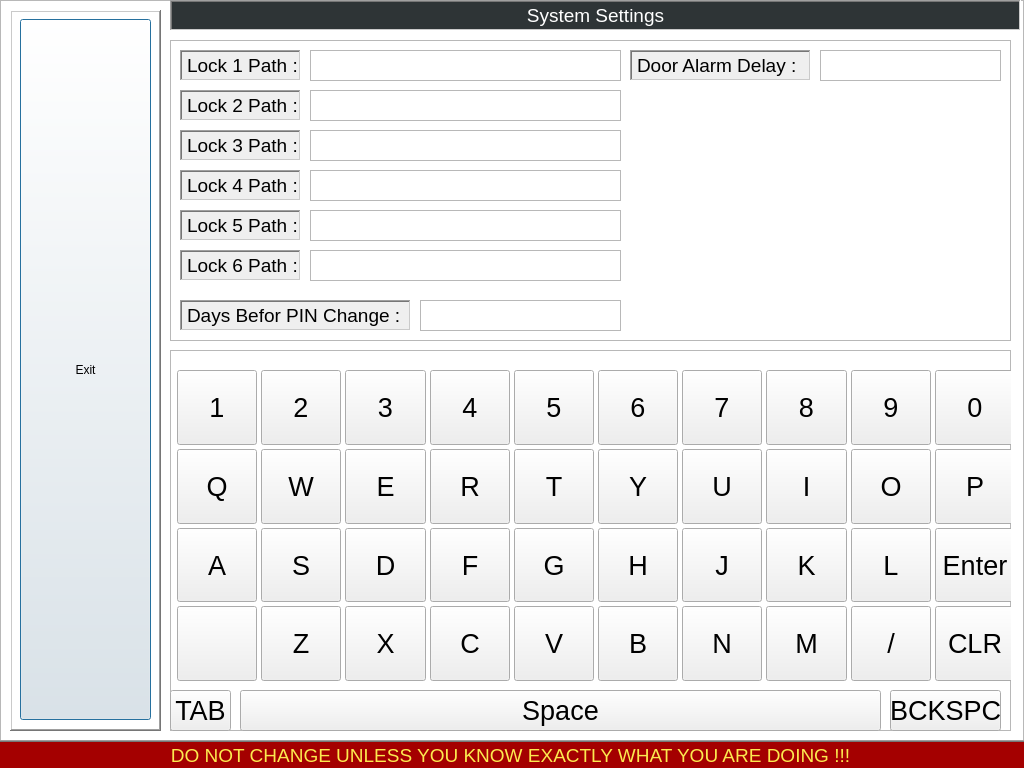
swodaemkram/aces, file settings.ui: the form before one commit.
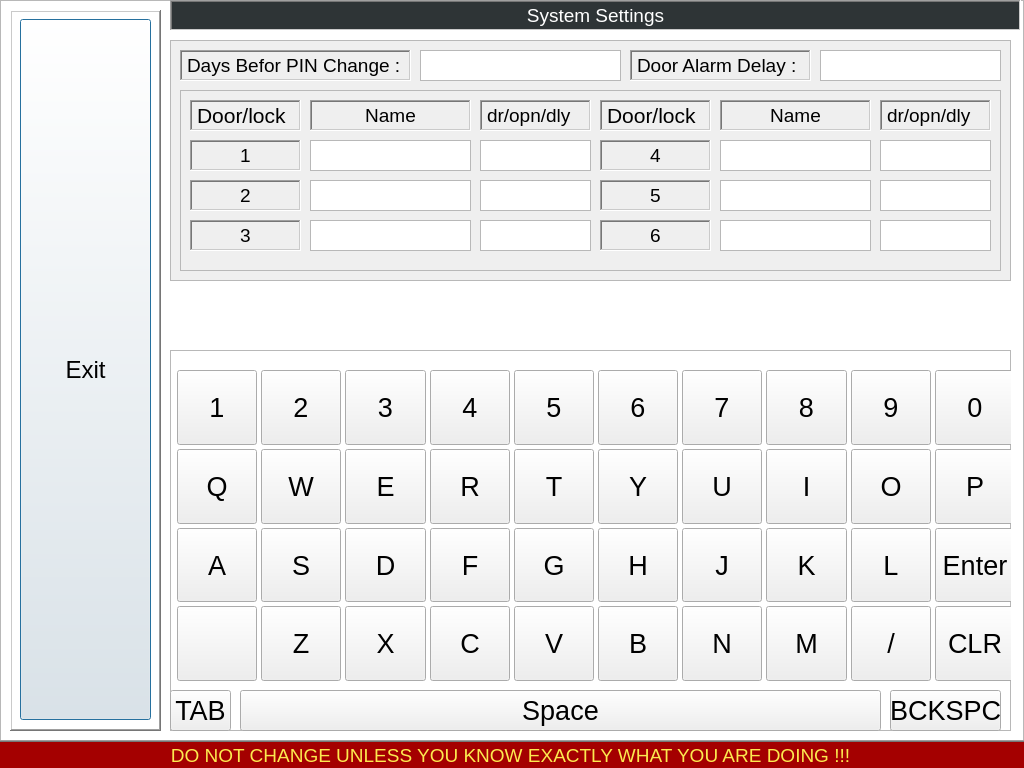
The form after the commit.

```diff
--- a/settings.ui
+++ b/settings.ui
@@ -445,6 +445,11 @@
          <verstretch>0</verstretch>
         </sizepolicy>
        </property>
+       <property name="font">
+        <font>
+         <pointsize>18</pointsize>
+        </font>
+       </property>
        <property name="text">
         <string>Exit</string>
        </property>
@@ -459,308 +464,23 @@
      <x>170</x>
      <y>40</y>
      <width>841</width>
-     <height>301</height>
+     <height>241</height>
     </rect>
    </property>
+   <property name="autoFillBackground">
+    <bool>true</bool>
+   </property>
    <property name="frameShape">
     <enum>QFrame::StyledPanel</enum>
    </property>
    <property name="frameShadow">
     <enum>QFrame::Raised</enum>
    </property>
-   <widget class="QLabel" name="label_3">
-    <property name="geometry">
-     <rect>
-      <x>10</x>
-      <y>10</y>
-      <width>121</width>
-      <height>31</height>
-     </rect>
-    </property>
-    <property name="font">
-     <font>
-      <pointsize>14</pointsize>
-     </font>
-    </property>
-    <property name="autoFillBackground">
-     <bool>true</bool>
-    </property>
-    <property name="frameShape">
-     <enum>QFrame::WinPanel</enum>
-    </property>
-    <property name="frameShadow">
-     <enum>QFrame::Sunken</enum>
-    </property>
-    <property name="text">
-     <string>Lock 1 Path :</string>
-    </property>
-   </widget>
-   <widget class="QLabel" name="label_4">
-    <property name="geometry">
-     <rect>
-      <x>10</x>
-      <y>50</y>
-      <width>121</width>
-      <height>31</height>
-     </rect>
-    </property>
-    <property name="font">
-     <font>
-      <pointsize>14</pointsize>
-     </font>
-    </property>
-    <property name="autoFillBackground">
-     <bool>true</bool>
-    </property>
-    <property name="frameShape">
-     <enum>QFrame::WinPanel</enum>
-    </property>
-    <property name="frameShadow">
-     <enum>QFrame::Sunken</enum>
-    </property>
-    <property name="text">
-     <string>Lock 2 Path :</string>
-    </property>
-   </widget>
-   <widget class="QLabel" name="label_5">
-    <property name="geometry">
-     <rect>
-      <x>10</x>
-      <y>90</y>
-      <width>121</width>
-      <height>31</height>
-     </rect>
-    </property>
-    <property name="font">
-     <font>
-      <pointsize>14</pointsize>
-     </font>
-    </property>
-    <property name="autoFillBackground">
-     <bool>true</bool>
-    </property>
-    <property name="frameShape">
-     <enum>QFrame::WinPanel</enum>
-    </property>
-    <property name="frameShadow">
-     <enum>QFrame::Sunken</enum>
-    </property>
-    <property name="text">
-     <string>Lock 3 Path :</string>
-    </property>
-   </widget>
-   <widget class="QLabel" name="label_6">
-    <property name="geometry">
-     <rect>
-      <x>10</x>
-      <y>130</y>
-      <width>121</width>
-      <height>31</height>
-     </rect>
-    </property>
-    <property name="font">
-     <font>
-      <pointsize>14</pointsize>
-     </font>
-    </property>
-    <property name="autoFillBackground">
-     <bool>true</bool>
-    </property>
-    <property name="frameShape">
-     <enum>QFrame::WinPanel</enum>
-    </property>
-    <property name="frameShadow">
-     <enum>QFrame::Sunken</enum>
-    </property>
-    <property name="text">
-     <string>Lock 4 Path :</string>
-    </property>
-   </widget>
-   <widget class="QLabel" name="label_7">
-    <property name="geometry">
-     <rect>
-      <x>10</x>
-      <y>170</y>
-      <width>121</width>
-      <height>31</height>
-     </rect>
-    </property>
-    <property name="font">
-     <font>
-      <pointsize>14</pointsize>
-     </font>
-    </property>
-    <property name="autoFillBackground">
-     <bool>true</bool>
-    </property>
-    <property name="frameShape">
-     <enum>QFrame::WinPanel</enum>
-    </property>
-    <property name="frameShadow">
-     <enum>QFrame::Sunken</enum>
-    </property>
-    <property name="text">
-     <string>Lock 5 Path :</string>
-    </property>
-   </widget>
-   <widget class="QLabel" name="label_8">
-    <property name="geometry">
-     <rect>
-      <x>10</x>
-      <y>210</y>
-      <width>121</width>
-      <height>31</height>
-     </rect>
-    </property>
-    <property name="font">
-     <font>
-      <pointsize>14</pointsize>
-     </font>
-    </property>
-    <property name="autoFillBackground">
-     <bool>true</bool>
-    </property>
-    <property name="frameShape">
-     <enum>QFrame::WinPanel</enum>
-    </property>
-    <property name="frameShadow">
-     <enum>QFrame::Sunken</enum>
-    </property>
-    <property name="text">
-     <string>Lock 6 Path :</string>
-    </property>
-   </widget>
-   <widget class="QPlainTextEdit" name="plainTextEdit">
-    <property name="geometry">
-     <rect>
-      <x>140</x>
-      <y>10</y>
-      <width>311</width>
-      <height>31</height>
-     </rect>
-    </property>
-    <property name="font">
-     <font>
-      <pointsize>13</pointsize>
-     </font>
-    </property>
-    <property name="verticalScrollBarPolicy">
-     <enum>Qt::ScrollBarAlwaysOff</enum>
-    </property>
-    <property name="horizontalScrollBarPolicy">
-     <enum>Qt::ScrollBarAlwaysOff</enum>
-    </property>
-   </widget>
-   <widget class="QPlainTextEdit" name="plainTextEdit_2">
-    <property name="geometry">
-     <rect>
-      <x>140</x>
-      <y>50</y>
-      <width>311</width>
-      <height>31</height>
-     </rect>
-    </property>
-    <property name="font">
-     <font>
-      <pointsize>13</pointsize>
-     </font>
-    </property>
-    <property name="verticalScrollBarPolicy">
-     <enum>Qt::ScrollBarAlwaysOff</enum>
-    </property>
-    <property name="horizontalScrollBarPolicy">
-     <enum>Qt::ScrollBarAlwaysOff</enum>
-    </property>
-   </widget>
-   <widget class="QPlainTextEdit" name="plainTextEdit_3">
-    <property name="geometry">
-     <rect>
-      <x>140</x>
-      <y>90</y>
-      <width>311</width>
-      <height>31</height>
-     </rect>
-    </property>
-    <property name="font">
-     <font>
-      <pointsize>13</pointsize>
-     </font>
-    </property>
-    <property name="verticalScrollBarPolicy">
-     <enum>Qt::ScrollBarAlwaysOff</enum>
-    </property>
-    <property name="horizontalScrollBarPolicy">
-     <enum>Qt::ScrollBarAlwaysOff</enum>
-    </property>
-   </widget>
-   <widget class="QPlainTextEdit" name="plainTextEdit_4">
-    <property name="geometry">
-     <rect>
-      <x>140</x>
-      <y>130</y>
-      <width>311</width>
-      <height>31</height>
-     </rect>
-    </property>
-    <property name="font">
-     <font>
-      <pointsize>13</pointsize>
-     </font>
-    </property>
-    <property name="verticalScrollBarPolicy">
-     <enum>Qt::ScrollBarAlwaysOff</enum>
-    </property>
-    <property name="horizontalScrollBarPolicy">
-     <enum>Qt::ScrollBarAlwaysOff</enum>
-    </property>
-   </widget>
-   <widget class="QPlainTextEdit" name="plainTextEdit_5">
-    <property name="geometry">
-     <rect>
-      <x>140</x>
-      <y>170</y>
-      <width>311</width>
-      <height>31</height>
-     </rect>
-    </property>
-    <property name="font">
-     <font>
-      <pointsize>13</pointsize>
-     </font>
-    </property>
-    <property name="verticalScrollBarPolicy">
-     <enum>Qt::ScrollBarAlwaysOff</enum>
-    </property>
-    <property name="horizontalScrollBarPolicy">
-     <enum>Qt::ScrollBarAlwaysOff</enum>
-    </property>
-   </widget>
-   <widget class="QPlainTextEdit" name="plainTextEdit_6">
-    <property name="geometry">
-     <rect>
-      <x>140</x>
-      <y>210</y>
-      <width>311</width>
-      <height>31</height>
-     </rect>
-    </property>
-    <property name="font">
-     <font>
-      <pointsize>13</pointsize>
-     </font>
-    </property>
-    <property name="verticalScrollBarPolicy">
-     <enum>Qt::ScrollBarAlwaysOff</enum>
-    </property>
-    <property name="horizontalScrollBarPolicy">
-     <enum>Qt::ScrollBarAlwaysOff</enum>
-    </property>
-   </widget>
    <widget class="QLabel" name="label_9">
     <property name="geometry">
      <rect>
       <x>10</x>
-      <y>260</y>
+      <y>10</y>
       <width>231</width>
       <height>31</height>
      </rect>
@@ -787,7 +507,7 @@
     <property name="geometry">
      <rect>
       <x>250</x>
-      <y>260</y>
+      <y>10</y>
       <width>201</width>
       <height>31</height>
      </rect>
@@ -842,6 +562,622 @@
      <enum>Qt::ScrollBarAlwaysOff</enum>
     </property>
    </widget>
+   <widget class="QFrame" name="frame_3">
+    <property name="geometry">
+     <rect>
+      <x>10</x>
+      <y>50</y>
+      <width>821</width>
+      <height>181</height>
+     </rect>
+    </property>
+    <property name="frameShape">
+     <enum>QFrame::StyledPanel</enum>
+    </property>
+    <property name="frameShadow">
+     <enum>QFrame::Raised</enum>
+    </property>
+    <widget class="QLabel" name="label_3">
+     <property name="geometry">
+      <rect>
+       <x>10</x>
+       <y>10</y>
+       <width>111</width>
+       <height>31</height>
+      </rect>
+     </property>
+     <property name="font">
+      <font>
+       <pointsize>16</pointsize>
+      </font>
+     </property>
+     <property name="autoFillBackground">
+      <bool>true</bool>
+     </property>
+     <property name="frameShape">
+      <enum>QFrame::WinPanel</enum>
+     </property>
+     <property name="frameShadow">
+      <enum>QFrame::Sunken</enum>
+     </property>
+     <property name="text">
+      <string>Door/lock</string>
+     </property>
+    </widget>
+    <widget class="QLabel" name="label_4">
+     <property name="geometry">
+      <rect>
+       <x>10</x>
+       <y>50</y>
+       <width>111</width>
+       <height>31</height>
+      </rect>
+     </property>
+     <property name="font">
+      <font>
+       <pointsize>14</pointsize>
+      </font>
+     </property>
+     <property name="autoFillBackground">
+      <bool>true</bool>
+     </property>
+     <property name="frameShape">
+      <enum>QFrame::WinPanel</enum>
+     </property>
+     <property name="frameShadow">
+      <enum>QFrame::Sunken</enum>
+     </property>
+     <property name="text">
+      <string>1</string>
+     </property>
+     <property name="alignment">
+      <set>Qt::AlignCenter</set>
+     </property>
+    </widget>
+    <widget class="QLabel" name="label_5">
+     <property name="geometry">
+      <rect>
+       <x>130</x>
+       <y>10</y>
+       <width>161</width>
+       <height>31</height>
+      </rect>
+     </property>
+     <property name="font">
+      <font>
+       <pointsize>14</pointsize>
+      </font>
+     </property>
+     <property name="autoFillBackground">
+      <bool>true</bool>
+     </property>
+     <property name="frameShape">
+      <enum>QFrame::WinPanel</enum>
+     </property>
+     <property name="frameShadow">
+      <enum>QFrame::Sunken</enum>
+     </property>
+     <property name="text">
+      <string>Name</string>
+     </property>
+     <property name="alignment">
+      <set>Qt::AlignCenter</set>
+     </property>
+    </widget>
+    <widget class="QPlainTextEdit" name="plainTextEdit">
+     <property name="geometry">
+      <rect>
+       <x>130</x>
+       <y>50</y>
+       <width>161</width>
+       <height>31</height>
+      </rect>
+     </property>
+     <property name="font">
+      <font>
+       <pointsize>14</pointsize>
+      </font>
+     </property>
+     <property name="verticalScrollBarPolicy">
+      <enum>Qt::ScrollBarAlwaysOff</enum>
+     </property>
+     <property name="horizontalScrollBarPolicy">
+      <enum>Qt::ScrollBarAlwaysOff</enum>
+     </property>
+    </widget>
+    <widget class="QLabel" name="label_6">
+     <property name="geometry">
+      <rect>
+       <x>300</x>
+       <y>10</y>
+       <width>111</width>
+       <height>31</height>
+      </rect>
+     </property>
+     <property name="font">
+      <font>
+       <pointsize>14</pointsize>
+      </font>
+     </property>
+     <property name="autoFillBackground">
+      <bool>true</bool>
+     </property>
+     <property name="frameShape">
+      <enum>QFrame::WinPanel</enum>
+     </property>
+     <property name="frameShadow">
+      <enum>QFrame::Sunken</enum>
+     </property>
+     <property name="text">
+      <string>dr/opn/dly</string>
+     </property>
+    </widget>
+    <widget class="QTextEdit" name="textEdit">
+     <property name="geometry">
+      <rect>
+       <x>300</x>
+       <y>50</y>
+       <width>111</width>
+       <height>31</height>
+      </rect>
+     </property>
+     <property name="font">
+      <font>
+       <pointsize>14</pointsize>
+      </font>
+     </property>
+     <property name="verticalScrollBarPolicy">
+      <enum>Qt::ScrollBarAlwaysOff</enum>
+     </property>
+     <property name="horizontalScrollBarPolicy">
+      <enum>Qt::ScrollBarAlwaysOff</enum>
+     </property>
+    </widget>
+    <widget class="QLabel" name="label_7">
+     <property name="geometry">
+      <rect>
+       <x>10</x>
+       <y>90</y>
+       <width>111</width>
+       <height>31</height>
+      </rect>
+     </property>
+     <property name="font">
+      <font>
+       <pointsize>14</pointsize>
+      </font>
+     </property>
+     <property name="autoFillBackground">
+      <bool>true</bool>
+     </property>
+     <property name="frameShape">
+      <enum>QFrame::WinPanel</enum>
+     </property>
+     <property name="frameShadow">
+      <enum>QFrame::Sunken</enum>
+     </property>
+     <property name="text">
+      <string>2</string>
+     </property>
+     <property name="alignment">
+      <set>Qt::AlignCenter</set>
+     </property>
+    </widget>
+    <widget class="QLabel" name="label_8">
+     <property name="geometry">
+      <rect>
+       <x>10</x>
+       <y>130</y>
+       <width>111</width>
+       <height>31</height>
+      </rect>
+     </property>
+     <property name="font">
+      <font>
+       <pointsize>14</pointsize>
+      </font>
+     </property>
+     <property name="autoFillBackground">
+      <bool>true</bool>
+     </property>
+     <property name="frameShape">
+      <enum>QFrame::WinPanel</enum>
+     </property>
+     <property name="frameShadow">
+      <enum>QFrame::Sunken</enum>
+     </property>
+     <property name="text">
+      <string>3</string>
+     </property>
+     <property name="alignment">
+      <set>Qt::AlignCenter</set>
+     </property>
+    </widget>
+    <widget class="QLabel" name="label_11">
+     <property name="geometry">
+      <rect>
+       <x>420</x>
+       <y>50</y>
+       <width>111</width>
+       <height>31</height>
+      </rect>
+     </property>
+     <property name="font">
+      <font>
+       <pointsize>14</pointsize>
+      </font>
+     </property>
+     <property name="autoFillBackground">
+      <bool>true</bool>
+     </property>
+     <property name="frameShape">
+      <enum>QFrame::WinPanel</enum>
+     </property>
+     <property name="frameShadow">
+      <enum>QFrame::Sunken</enum>
+     </property>
+     <property name="text">
+      <string>4</string>
+     </property>
+     <property name="alignment">
+      <set>Qt::AlignCenter</set>
+     </property>
+    </widget>
+    <widget class="QLabel" name="label_12">
+     <property name="geometry">
+      <rect>
+       <x>420</x>
+       <y>90</y>
+       <width>111</width>
+       <height>31</height>
+      </rect>
+     </property>
+     <property name="font">
+      <font>
+       <pointsize>14</pointsize>
+      </font>
+     </property>
+     <property name="autoFillBackground">
+      <bool>true</bool>
+     </property>
+     <property name="frameShape">
+      <enum>QFrame::WinPanel</enum>
+     </property>
+     <property name="frameShadow">
+      <enum>QFrame::Sunken</enum>
+     </property>
+     <property name="text">
+      <string>5</string>
+     </property>
+     <property name="alignment">
+      <set>Qt::AlignCenter</set>
+     </property>
+    </widget>
+    <widget class="QLabel" name="label_13">
+     <property name="geometry">
+      <rect>
+       <x>420</x>
+       <y>130</y>
+       <width>111</width>
+       <height>31</height>
+      </rect>
+     </property>
+     <property name="font">
+      <font>
+       <pointsize>14</pointsize>
+      </font>
+     </property>
+     <property name="autoFillBackground">
+      <bool>true</bool>
+     </property>
+     <property name="frameShape">
+      <enum>QFrame::WinPanel</enum>
+     </property>
+     <property name="frameShadow">
+      <enum>QFrame::Sunken</enum>
+     </property>
+     <property name="text">
+      <string>6</string>
+     </property>
+     <property name="alignment">
+      <set>Qt::AlignCenter</set>
+     </property>
+    </widget>
+    <widget class="QLabel" name="label_14">
+     <property name="geometry">
+      <rect>
+       <x>420</x>
+       <y>10</y>
+       <width>111</width>
+       <height>31</height>
+      </rect>
+     </property>
+     <property name="font">
+      <font>
+       <pointsize>16</pointsize>
+      </font>
+     </property>
+     <property name="autoFillBackground">
+      <bool>true</bool>
+     </property>
+     <property name="frameShape">
+      <enum>QFrame::WinPanel</enum>
+     </property>
+     <property name="frameShadow">
+      <enum>QFrame::Sunken</enum>
+     </property>
+     <property name="text">
+      <string>Door/lock</string>
+     </property>
+    </widget>
+    <widget class="QLabel" name="label_15">
+     <property name="geometry">
+      <rect>
+       <x>540</x>
+       <y>10</y>
+       <width>151</width>
+       <height>31</height>
+      </rect>
+     </property>
+     <property name="font">
+      <font>
+       <pointsize>14</pointsize>
+      </font>
+     </property>
+     <property name="autoFillBackground">
+      <bool>true</bool>
+     </property>
+     <property name="frameShape">
+      <enum>QFrame::WinPanel</enum>
+     </property>
+     <property name="frameShadow">
+      <enum>QFrame::Sunken</enum>
+     </property>
+     <property name="text">
+      <string>Name</string>
+     </property>
+     <property name="alignment">
+      <set>Qt::AlignCenter</set>
+     </property>
+    </widget>
+    <widget class="QLabel" name="label_16">
+     <property name="geometry">
+      <rect>
+       <x>700</x>
+       <y>10</y>
+       <width>111</width>
+       <height>31</height>
+      </rect>
+     </property>
+     <property name="font">
+      <font>
+       <pointsize>14</pointsize>
+      </font>
+     </property>
+     <property name="autoFillBackground">
+      <bool>true</bool>
+     </property>
+     <property name="frameShape">
+      <enum>QFrame::WinPanel</enum>
+     </property>
+     <property name="frameShadow">
+      <enum>QFrame::Sunken</enum>
+     </property>
+     <property name="text">
+      <string>dr/opn/dly</string>
+     </property>
+    </widget>
+    <widget class="QPlainTextEdit" name="plainTextEdit_2">
+     <property name="geometry">
+      <rect>
+       <x>130</x>
+       <y>90</y>
+       <width>161</width>
+       <height>31</height>
+      </rect>
+     </property>
+     <property name="font">
+      <font>
+       <pointsize>14</pointsize>
+      </font>
+     </property>
+     <property name="verticalScrollBarPolicy">
+      <enum>Qt::ScrollBarAlwaysOff</enum>
+     </property>
+     <property name="horizontalScrollBarPolicy">
+      <enum>Qt::ScrollBarAlwaysOff</enum>
+     </property>
+    </widget>
+    <widget class="QPlainTextEdit" name="plainTextEdit_3">
+     <property name="geometry">
+      <rect>
+       <x>130</x>
+       <y>130</y>
+       <width>161</width>
+       <height>31</height>
+      </rect>
+     </property>
+     <property name="font">
+      <font>
+       <pointsize>14</pointsize>
+      </font>
+     </property>
+     <property name="verticalScrollBarPolicy">
+      <enum>Qt::ScrollBarAlwaysOff</enum>
+     </property>
+     <property name="horizontalScrollBarPolicy">
+      <enum>Qt::ScrollBarAlwaysOff</enum>
+     </property>
+    </widget>
+    <widget class="QPlainTextEdit" name="plainTextEdit_4">
+     <property name="geometry">
+      <rect>
+       <x>540</x>
+       <y>50</y>
+       <width>151</width>
+       <height>31</height>
+      </rect>
+     </property>
+     <property name="font">
+      <font>
+       <pointsize>14</pointsize>
+      </font>
+     </property>
+     <property name="verticalScrollBarPolicy">
+      <enum>Qt::ScrollBarAlwaysOff</enum>
+     </property>
+     <property name="horizontalScrollBarPolicy">
+      <enum>Qt::ScrollBarAlwaysOff</enum>
+     </property>
+    </widget>
+    <widget class="QPlainTextEdit" name="plainTextEdit_5">
+     <property name="geometry">
+      <rect>
+       <x>540</x>
+       <y>90</y>
+       <width>151</width>
+       <height>31</height>
+      </rect>
+     </property>
+     <property name="font">
+      <font>
+       <pointsize>14</pointsize>
+      </font>
+     </property>
+     <property name="verticalScrollBarPolicy">
+      <enum>Qt::ScrollBarAlwaysOff</enum>
+     </property>
+     <property name="horizontalScrollBarPolicy">
+      <enum>Qt::ScrollBarAlwaysOff</enum>
+     </property>
+    </widget>
+    <widget class="QPlainTextEdit" name="plainTextEdit_6">
+     <property name="geometry">
+      <rect>
+       <x>540</x>
+       <y>130</y>
+       <width>151</width>
+       <height>31</height>
+      </rect>
+     </property>
+     <property name="font">
+      <font>
+       <pointsize>14</pointsize>
+      </font>
+     </property>
+     <property name="verticalScrollBarPolicy">
+      <enum>Qt::ScrollBarAlwaysOff</enum>
+     </property>
+     <property name="horizontalScrollBarPolicy">
+      <enum>Qt::ScrollBarAlwaysOff</enum>
+     </property>
+    </widget>
+    <widget class="QTextEdit" name="textEdit_2">
+     <property name="geometry">
+      <rect>
+       <x>300</x>
+       <y>90</y>
+       <width>111</width>
+       <height>31</height>
+      </rect>
+     </property>
+     <property name="font">
+      <font>
+       <pointsize>14</pointsize>
+      </font>
+     </property>
+     <property name="verticalScrollBarPolicy">
+      <enum>Qt::ScrollBarAlwaysOff</enum>
+     </property>
+     <property name="horizontalScrollBarPolicy">
+      <enum>Qt::ScrollBarAlwaysOff</enum>
+     </property>
+    </widget>
+    <widget class="QTextEdit" name="textEdit_3">
+     <property name="geometry">
+      <rect>
+       <x>300</x>
+       <y>130</y>
+       <width>111</width>
+       <height>31</height>
+      </rect>
+     </property>
+     <property name="font">
+      <font>
+       <pointsize>14</pointsize>
+      </font>
+     </property>
+     <property name="verticalScrollBarPolicy">
+      <enum>Qt::ScrollBarAlwaysOff</enum>
+     </property>
+     <property name="horizontalScrollBarPolicy">
+      <enum>Qt::ScrollBarAlwaysOff</enum>
+     </property>
+    </widget>
+    <widget class="QTextEdit" name="textEdit_4">
+     <property name="geometry">
+      <rect>
+       <x>700</x>
+       <y>50</y>
+       <width>111</width>
+       <height>31</height>
+      </rect>
+     </property>
+     <property name="font">
+      <font>
+       <pointsize>14</pointsize>
+      </font>
+     </property>
+     <property name="verticalScrollBarPolicy">
+      <enum>Qt::ScrollBarAlwaysOff</enum>
+     </property>
+     <property name="horizontalScrollBarPolicy">
+      <enum>Qt::ScrollBarAlwaysOff</enum>
+     </property>
+    </widget>
+    <widget class="QTextEdit" name="textEdit_5">
+     <property name="geometry">
+      <rect>
+       <x>700</x>
+       <y>90</y>
+       <width>111</width>
+       <height>31</height>
+      </rect>
+     </property>
+     <property name="font">
+      <font>
+       <pointsize>14</pointsize>
+      </font>
+     </property>
+     <property name="verticalScrollBarPolicy">
+      <enum>Qt::ScrollBarAlwaysOff</enum>
+     </property>
+     <property name="horizontalScrollBarPolicy">
+      <enum>Qt::ScrollBarAlwaysOff</enum>
+     </property>
+    </widget>
+    <widget class="QTextEdit" name="textEdit_6">
+     <property name="geometry">
+      <rect>
+       <x>700</x>
+       <y>130</y>
+       <width>111</width>
+       <height>31</height>
+      </rect>
+     </property>
+     <property name="font">
+      <font>
+       <pointsize>14</pointsize>
+      </font>
+     </property>
+     <property name="verticalScrollBarPolicy">
+      <enum>Qt::ScrollBarAlwaysOff</enum>
+     </property>
+     <property name="horizontalScrollBarPolicy">
+      <enum>Qt::ScrollBarAlwaysOff</enum>
+     </property>
+    </widget>
+   </widget>
   </widget>
   <widget class="QFrame" name="frame_4">
    <property name="geometry">
```
